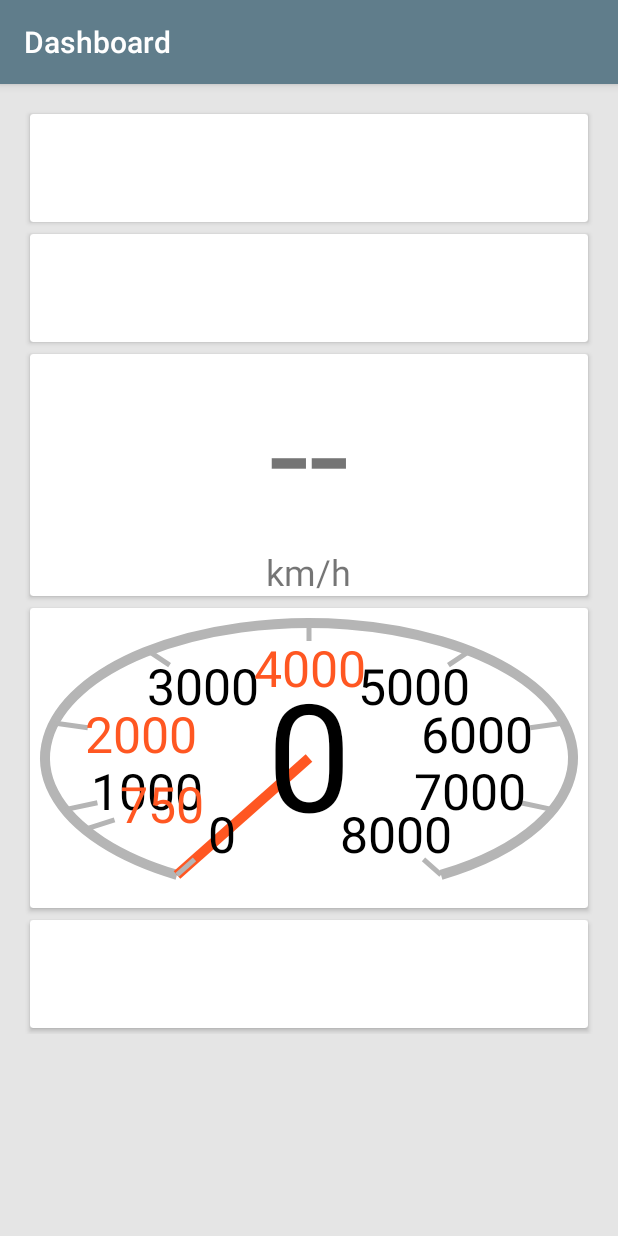
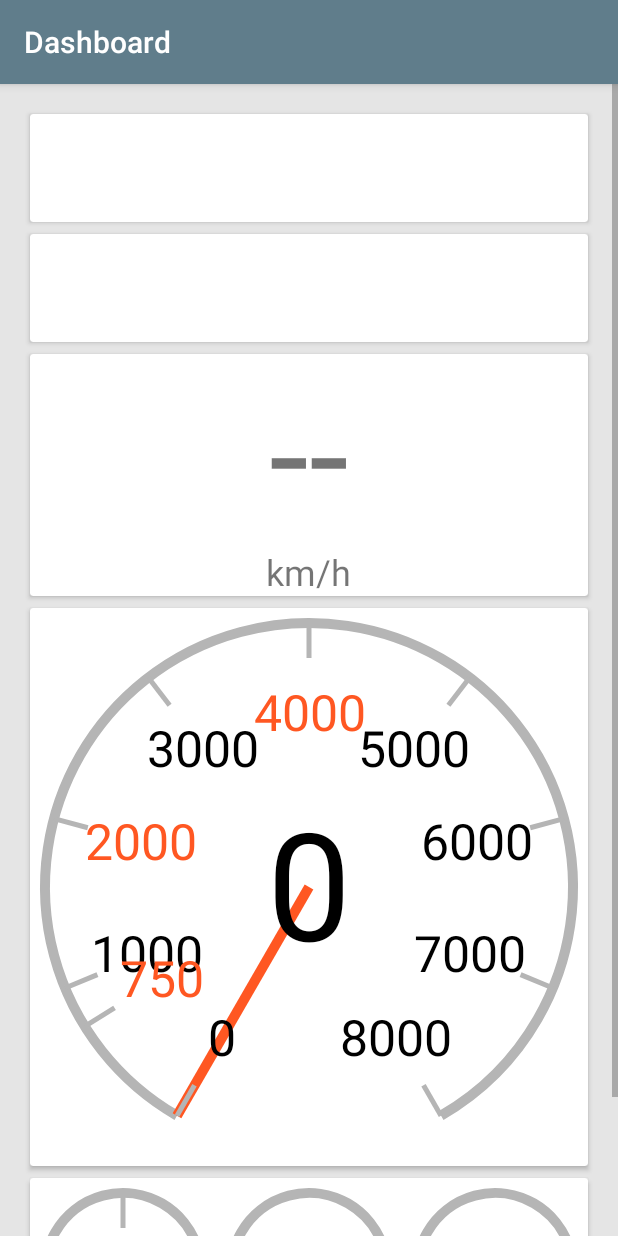
Before and after one commit to SvenDub/Dashboard, an Android app: the ObdActivity screen opened directly, with no data from a screen before it, on a phone screen of 412 x 824 dp. Run offline under Robolectric (Android 15) with nearby library versions, the phone set to English and light mode, and no system bars; 4 statements that could not run were skipped.

Commit message:
Make DialView square when wrap_content

```diff
--- a/app/src/main/java/nl/svendubbeld/car/activity/ObdActivity.java
+++ b/app/src/main/java/nl/svendubbeld/car/activity/ObdActivity.java
@@ -37,7 +37,7 @@ public class ObdActivity extends AppCompatActivity implements OnObdDataReceivedL
     private TextView mStatusView;
     private SpeedView mSpeedView;
     private DialView mRpmView;
-    private TextView mEngineTempView;
+    private DialView mEngineTempView;
 
     private ObdService mObdService;
 
@@ -53,7 +53,7 @@ public class ObdActivity extends AppCompatActivity implements OnObdDataReceivedL
         mStatusView = (TextView) findViewById(R.id.status);
         mSpeedView = (SpeedView) findViewById(R.id.speed);
         mRpmView = (DialView) findViewById(R.id.rpm);
-        mEngineTempView = (TextView) findViewById(R.id.engine_temp);
+        mEngineTempView = (DialView) findViewById(R.id.engine_temp);
     }
 
     @Override
@@ -121,7 +121,7 @@ public class ObdActivity extends AppCompatActivity implements OnObdDataReceivedL
                 break;
             case ENGINE_TEMP:
                 if (mEngineTempView != null) {
-                    mEngineTempView.setText(String.valueOf((float) data));
+                    mEngineTempView.setProgress((float) data);
                 }
                 break;
             case VIN:
--- a/app/src/main/java/nl/svendubbeld/car/widget/DialView.java
+++ b/app/src/main/java/nl/svendubbeld/car/widget/DialView.java
@@ -114,14 +114,46 @@ public class DialView extends View implements ValueAnimator.AnimatorUpdateListen
     }
 
     @Override
-    protected void onSizeChanged(int w, int h, int oldw, int oldh) {
-        super.onSizeChanged(w, h, oldw, oldh);
+    protected void onMeasure(int widthMeasureSpec, int heightMeasureSpec) {
+        super.onMeasure(widthMeasureSpec, heightMeasureSpec);
 
-        float xpad = (float) (getPaddingLeft() + getPaddingRight());
-        float ypad = (float) (getPaddingTop() + getPaddingBottom());
+        int widthSpecMode = MeasureSpec.getMode(widthMeasureSpec);
+        int widthSpecSize = MeasureSpec.getSize(widthMeasureSpec);
+        int heightSpecMode = MeasureSpec.getMode(heightMeasureSpec);
+        int heightSpecSize = MeasureSpec.getSize(heightMeasureSpec);
 
-        float ww = (float) w - xpad;
-        float hh = (float) h - ypad;
+        int width;
+        int height;
+
+        int widthWithoutPadding = widthSpecSize - getPaddingLeft() - getPaddingRight();
+        int heightWithoutPadding = heightSpecSize - getPaddingTop() - getPaddingBottom();
+
+        if (widthSpecMode != MeasureSpec.EXACTLY && heightSpecMode != MeasureSpec.UNSPECIFIED) {
+            height = heightWithoutPadding;
+            width = height;
+        } else if (widthSpecMode != MeasureSpec.UNSPECIFIED && heightSpecMode != MeasureSpec.EXACTLY) {
+            width = widthWithoutPadding;
+            height = width;
+        } else if (widthSpecMode == MeasureSpec.UNSPECIFIED && heightSpecMode == MeasureSpec.UNSPECIFIED) {
+            width = Math.max(widthWithoutPadding, heightWithoutPadding);
+            height = width;
+        } else {
+            height = heightWithoutPadding;
+            width = widthWithoutPadding;
+        }
+
+        setMeasuredDimension(width + getPaddingLeft() + getPaddingRight(), height + getPaddingTop() + getPaddingBottom());
+    }
+
+    @Override
+    protected void onSizeChanged(int w, int h, int oldW, int oldH) {
+        super.onSizeChanged(w, h, oldW, oldH);
+
+        float xPad = (float) (getPaddingLeft() + getPaddingRight());
+        float yPad = (float) (getPaddingTop() + getPaddingBottom());
+
+        float ww = (float) w - xPad;
+        float hh = (float) h - yPad;
 
         mBounds = new RectF(0f, 0f, ww, hh);
         mBounds.offsetTo(getPaddingLeft(), getPaddingTop());
@@ -175,21 +207,21 @@ public class DialView extends View implements ValueAnimator.AnimatorUpdateListen
         }
     }
 
-    private float[] getPointAtArc(float speed) {
-        return getPointAtArc(speed, mBounds);
+    private float[] getPointAtArc(float value) {
+        return getPointAtArc(value, mBounds);
     }
 
-    private float[] getPointAtArc(float speed, RectF bounds) {
+    private float[] getPointAtArc(float value, RectF bounds) {
         double theta;
         float x;
         float y;
 
         if (mBounds.width() > mBounds.height() * MODE_RATIO) {
-            theta = Math.toRadians(Math.max(Math.min(speed / getMax(), 1), 0) * 140f + 200f);
+            theta = Math.toRadians(Math.max(Math.min(value / getMax(), 1), 0) * 140f + 200f);
             x = (float) Math.cos(theta) * (bounds.centerX() - bounds.left) + bounds.centerX();
             y = (float) Math.sin(theta) * (bounds.centerY() * 2 - bounds.top) + bounds.centerY() * 2;
         } else {
-            theta = Math.toRadians(Math.max(Math.min(speed / getMax(), 1), 0) * 300f + 120f);
+            theta = Math.toRadians(Math.max(Math.min(value / getMax(), 1), 0) * 300f + 120f);
             x = (float) Math.cos(theta) * (bounds.centerX() - bounds.left) + bounds.centerX();
             y = (float) Math.sin(theta) * (bounds.centerY() - bounds.top) + bounds.centerY();
         }
--- a/app/src/main/res/layout/activity_obd.xml
+++ b/app/src/main/res/layout/activity_obd.xml
@@ -68,7 +68,7 @@
                 <nl.svendubbeld.car.widget.DialView
                     android:id="@+id/rpm"
                     android:layout_width="match_parent"
-                    android:layout_height="200dp"
+                    android:layout_height="wrap_content"
                     android:padding="10dp"
                     android:textColor="@android:color/black"
                     app:labels="1000"
@@ -82,12 +82,31 @@
                 android:layout_width="match_parent"
                 android:layout_height="wrap_content">
 
-                <TextView
-                    android:id="@+id/engine_temp"
+                <LinearLayout
                     android:layout_width="match_parent"
                     android:layout_height="wrap_content"
-                    android:textAlignment="center"
-                    android:textSize="54sp"/>
+                    android:orientation="horizontal">
+                <nl.svendubbeld.car.widget.DialView
+                    android:id="@+id/engine_temp"
+                    android:layout_width="0dp"
+                    android:layout_weight="1"
+                    android:layout_height="wrap_content"
+                    android:padding="10dp"
+                    android:textColor="@android:color/black"
+                    app:labels="90"
+                    app:max="180"
+                    app:showValue="false"/>
+                    <nl.svendubbeld.car.widget.DialView
+                        android:layout_width="0dp"
+                        android:layout_weight="1"
+                        android:layout_height="wrap_content"
+                        android:padding="10dp"/>
+                    <nl.svendubbeld.car.widget.DialView
+                        android:layout_width="0dp"
+                        android:layout_weight="1"
+                        android:layout_height="wrap_content"
+                        android:padding="10dp"/>
+                </LinearLayout>
             </android.support.v7.widget.CardView>
         </LinearLayout>
     </ScrollView>
```
Also changed, not shown: 1 other file.
